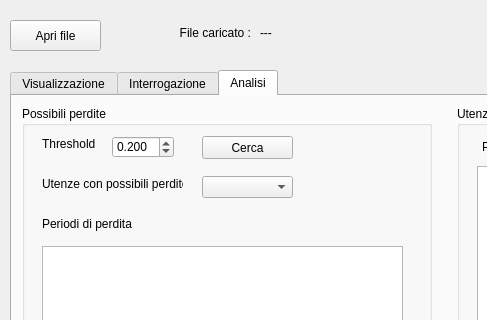
Above: consumiIdrici/mainwindow.ui from FedericoMartinese/ConsumiIdrici before the change; both pictures show x 0 to 487 and y 0 to 320 of the 897 by 652 pixel window. Below: the same form after it.
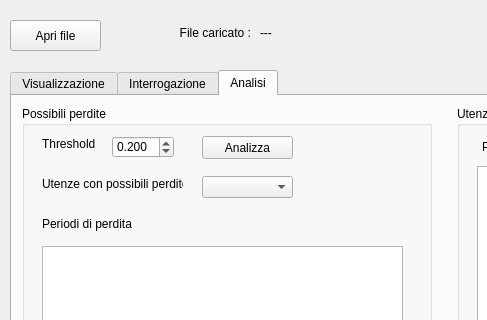
That is the form after the change. The open tabs and pages were chosen to show the change. Custom widgets are drawn as their Qt base class.

Commit message: Project document

Patch:
```diff
--- a/consumiIdrici/mainwindow.ui
+++ b/consumiIdrici/mainwindow.ui
@@ -701,7 +701,7 @@
         </rect>
        </property>
        <property name="text">
-        <string>Cerca</string>
+        <string>Analizza</string>
        </property>
       </widget>
       <widget class="QLabel" name="label_12">
```
The commit also changes 2 other files.
